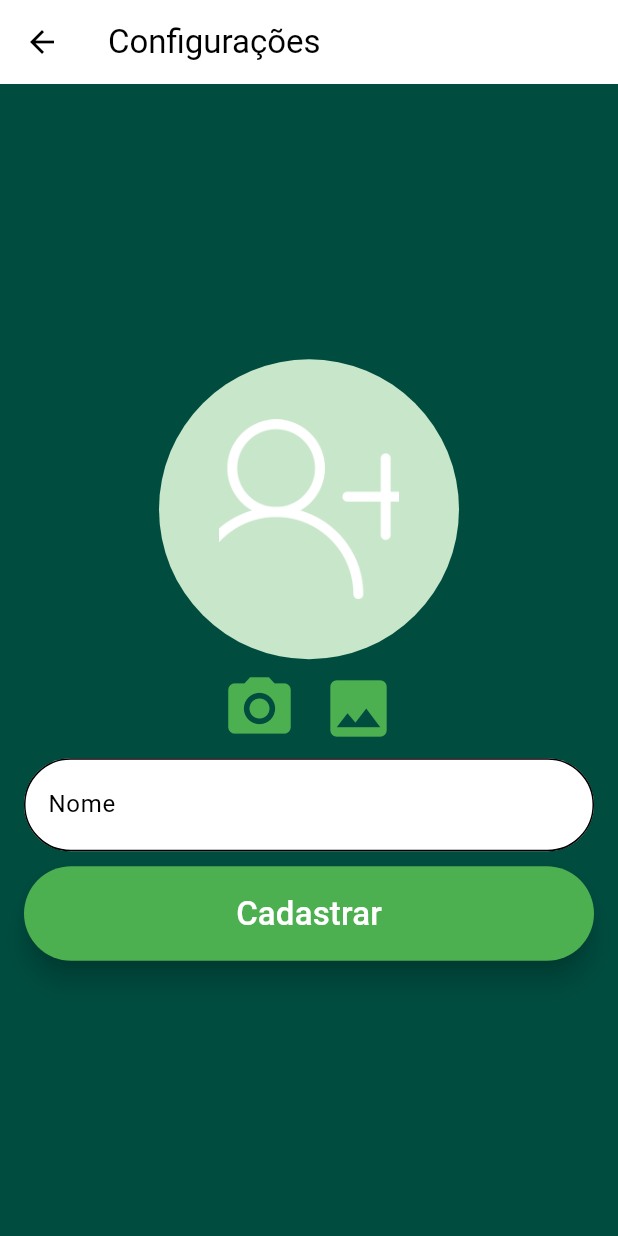
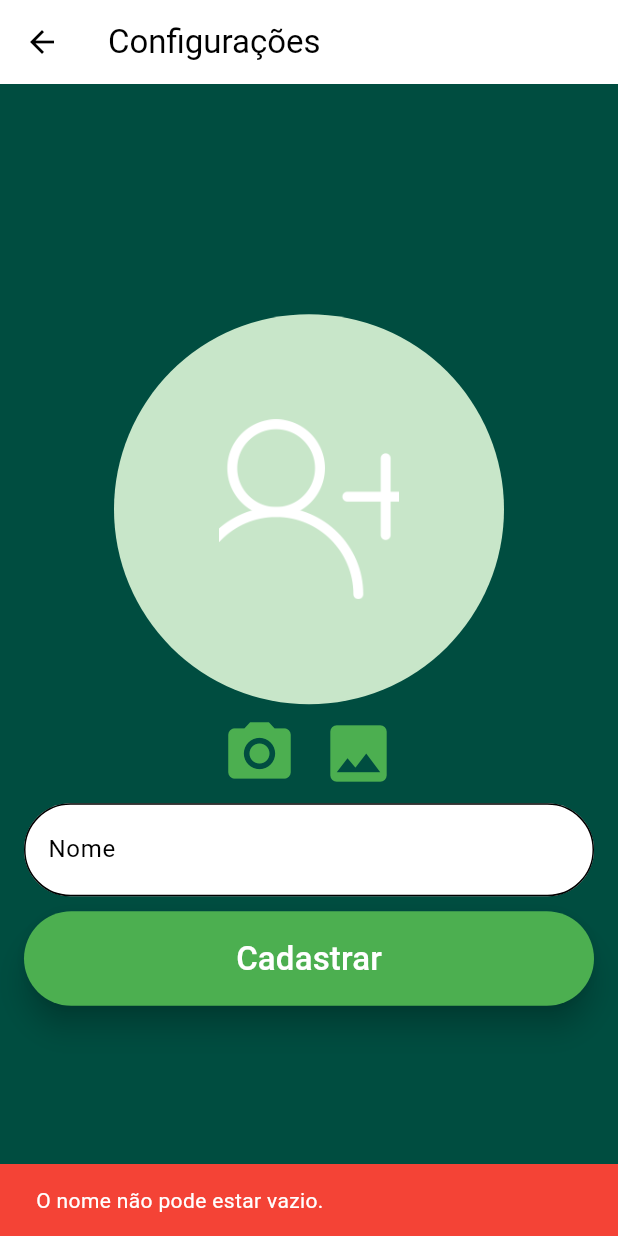
Before and after one commit to marcosjrpb/zapzap, a Flutter app: the Configuracoes screen opened by its route, after a tap on "Cadastrar", on a phone screen of 412 x 824 dp. Run offline on Flutter 3.47's test engine with Material 3 defaults, Android fonts, the phone set to English and light mode, and no system bars; our stand-ins replace cloud_firestore, firebase_auth, firebase_core, firebase_storage, image_picker; missing offline and left inert: firebase_app_check, image_picker_platform_interface; accounts and stored records are empty.

```diff
--- a/lib/Configuracoes.dart
+++ b/lib/Configuracoes.dart
@@ -4,6 +4,13 @@ import 'package:firebase_auth/firebase_auth.dart';
 import 'package:firebase_storage/firebase_storage.dart';
 import 'package:flutter/material.dart';
 import 'package:image_picker/image_picker.dart';
+
+// Prefixo para diferenciar os tipos ImageSource dos pacotes diferentes
+import 'package:image_picker_platform_interface/src/types/image_source.dart'
+as platform;
+
+// Constantes para tipos de imagem
+enum ImageSource { camera, gallery }
 
 class Configuracoes extends StatefulWidget {
   const Configuracoes({Key? key}) : super(key: key);
@@ -15,8 +22,9 @@ class Configuracoes extends StatefulWidget {
 class _ConfiguracoesState extends State<Configuracoes> {
   final TextEditingController _controllerNome = TextEditingController();
   File? _imagem;
-  late String usuarioLogado = "";
+  late String _idUsuarioLogado;
   bool _subindoImagem = false;
+  late String _urlImagemRecuperada;
 
   @override
   void initState() {
@@ -25,17 +33,24 @@ class _ConfiguracoesState extends State<Configuracoes> {
   }
 
   Future<void> _obterUsuarioLogado() async {
+    try {
       User? user = FirebaseAuth.instance.currentUser;
       if (user != null) {
         setState(() {
-        usuarioLogado = user.uid;
+          _idUsuarioLogado = user.uid;
         });
+      }
+    } catch (e) {
+      _mostrarErro("Erro ao obter usuário logado: $e");
     }
   }
 
-  Future<void> _recuperarImagem(String tipo) async {
+  Future<void> _recuperarImagem(ImageSource tipo) async {
     final picker = ImagePicker();
-    final source = tipo == "camera" ? ImageSource.camera : ImageSource.gallery;
+    final source = tipo == ImageSource.camera
+        ? platform.ImageSource.camera // Usando o prefixo para diferenciar os tipos
+        : platform.ImageSource.gallery;
+    try {
       final pickedFile = await picker.pickImage(source: source);
 
       if (pickedFile != null) {
@@ -43,16 +58,19 @@ class _ConfiguracoesState extends State<Configuracoes> {
           _subindoImagem = true;
           _imagem = File(pickedFile.path);
         });
-      await _uploadImagem();
+      }
+    } catch (e) {
+      _mostrarErro("Erro ao recuperar imagem: $e");
     }
   }
+
 
   Future<void> _uploadImagem() async {
     try {
       if (_imagem != null) {
         FirebaseStorage storage = FirebaseStorage.instance;
         Reference storageReference =
-        storage.ref().child("perfil").child("$usuarioLogado.jpg");
+        storage.ref().child("perfil").child("$_idUsuarioLogado.jpg");
 
         UploadTask task = storageReference.putFile(_imagem!);
 
@@ -79,19 +97,31 @@ class _ConfiguracoesState extends State<Configuracoes> {
                 _subindoImagem = false;
               });
               print('Erro durante o upload: ${TaskState.error}');
-              _mostrarMensagem('Erro durante o upload: ${TaskState.error}');
+              _mostrarErro('Erro durante o upload: ${TaskState.error}');
               break;
             default:
               break;
           }
+
+          _recuperarUrlImagem(snapshot);
         });
       }
     } catch (e) {
-      print('Erro durante o upload: $e');
-      _mostrarMensagem('Erro durante o upload: $e');
+      _mostrarErro('Erro durante o upload: $e');
       setState(() {
         _subindoImagem = false;
       });
+    }
+  }
+
+  Future<void> _recuperarUrlImagem(TaskSnapshot snapshot) async {
+    try {
+      String url = await snapshot.ref.getDownloadURL();
+      setState(() {
+        _urlImagemRecuperada = url;
+      });
+    } catch (e) {
+      _mostrarErro('Erro ao recuperar URL da imagem: $e');
     }
   }
 
@@ -99,6 +129,15 @@ class _ConfiguracoesState extends State<Configuracoes> {
     ScaffoldMessenger.of(context).showSnackBar(
       SnackBar(
         content: Text(mensagem),
+      ),
+    );
+  }
+
+  void _mostrarErro(String erro) {
+    ScaffoldMessenger.of(context).showSnackBar(
+      SnackBar(
+        content: Text(erro),
+        backgroundColor: Colors.red,
       ),
     );
   }
@@ -121,11 +160,10 @@ class _ConfiguracoesState extends State<Configuracoes> {
                   alignment: Alignment.bottomRight,
                   children: [
                     CircleAvatar(
-                      radius: 100,
+                      radius: 130,
                       backgroundColor: Colors.green[100],
-                      backgroundImage: _imagem != null
-                          ? FileImage(_imagem!)
-                          : null,
+                      backgroundImage:
+                      _imagem != null ? FileImage(_imagem!) : null,
                       child: _imagem != null
                           ? null
                           : SizedBox(
@@ -137,10 +175,6 @@ class _ConfiguracoesState extends State<Configuracoes> {
                         ),
                       ),
                     ),
-
-
-
-
                   ],
                 ),
                 Row(
@@ -148,14 +182,14 @@ class _ConfiguracoesState extends State<Configuracoes> {
                   children: [
                     IconButton(
                       onPressed: () async {
-                        await _recuperarImagem("camera");
+                        await _recuperarImagem(ImageSource.camera);
                       },
                       icon: Icon(Icons.camera_alt, size: 50),
                       color: Colors.green,
                     ),
                     IconButton(
                       onPressed: () async {
-                        await _recuperarImagem("galeria");
+                        await _recuperarImagem(ImageSource.gallery);
                       },
                       icon: Icon(Icons.photo, size: 50),
                       color: Colors.green,
@@ -178,7 +212,8 @@ class _ConfiguracoesState extends State<Configuracoes> {
                 Padding(padding: EdgeInsets.only(top: 10)),
                 ElevatedButton(
                   onPressed: () {
-                    _uploadImagem();
+                    // Adicione aqui a lógica para atualizar o nome do usuário
+                    _atualizarNomeUsuario();
                   },
                   style: ElevatedButton.styleFrom(
                     padding: const EdgeInsets.symmetric(vertical: 16),
@@ -208,4 +243,22 @@ class _ConfiguracoesState extends State<Configuracoes> {
       ),
     );
   }
+
+  void _atualizarNomeUsuario() async {
+    String novoNome = _controllerNome.text.trim();
+    if (novoNome.isNotEmpty) {
+      try {
+        await _uploadImagem();
+        // Limpar o TextField e o CircleAvatar somente após o upload da imagem ser concluído
+        _controllerNome.clear();
+        setState(() {
+          _imagem = null;
+        });
+      } catch (e) {
+        _mostrarErro("Erro ao atualizar nome de usuário: $e");
       }
+    } else {
+      _mostrarErro("O nome não pode estar vazio.");
+    }
+  }
+}
--- a/pubspec.yaml
+++ b/pubspec.yaml
@@ -40,6 +40,7 @@ dependencies:
   firebase_auth: ^4.19.1
   firebase_storage: ^11.7.1
   image_picker: ^1.1.0
+  firebase_app_check: ^0.2.2+4
 
 dev_dependencies:
   flutter_test:
```
Also changed, not shown: lib/main.dart (+11 -2 lines), pubspec.lock. Lines whose indentation alone changed are shown as unchanged.
